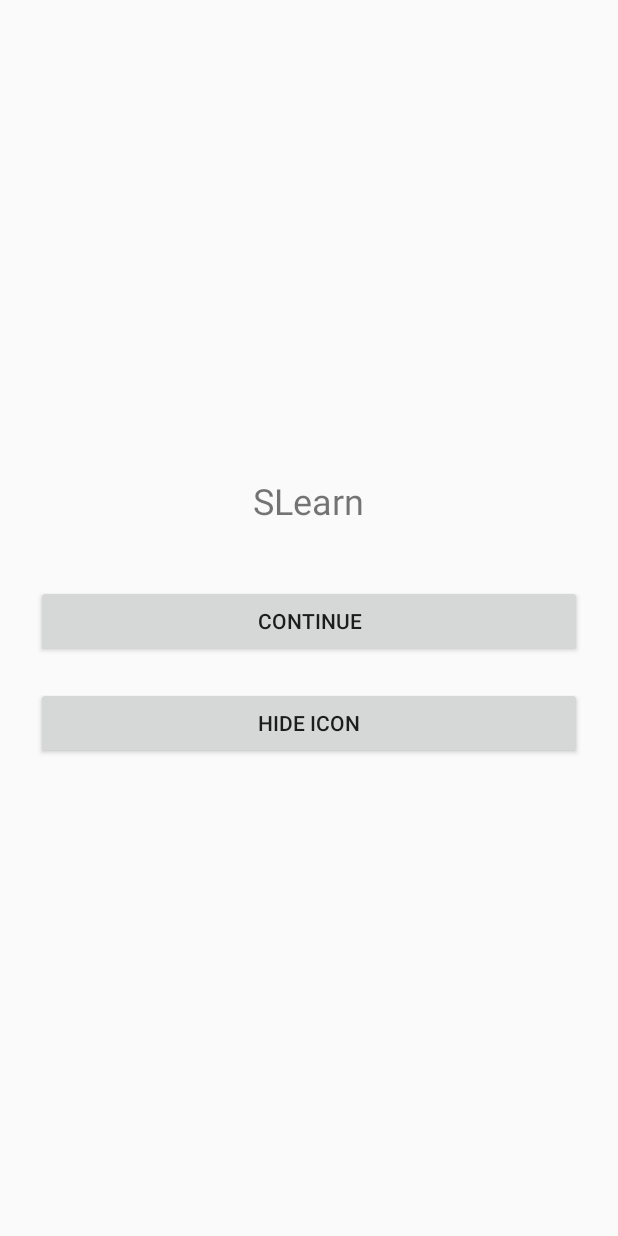
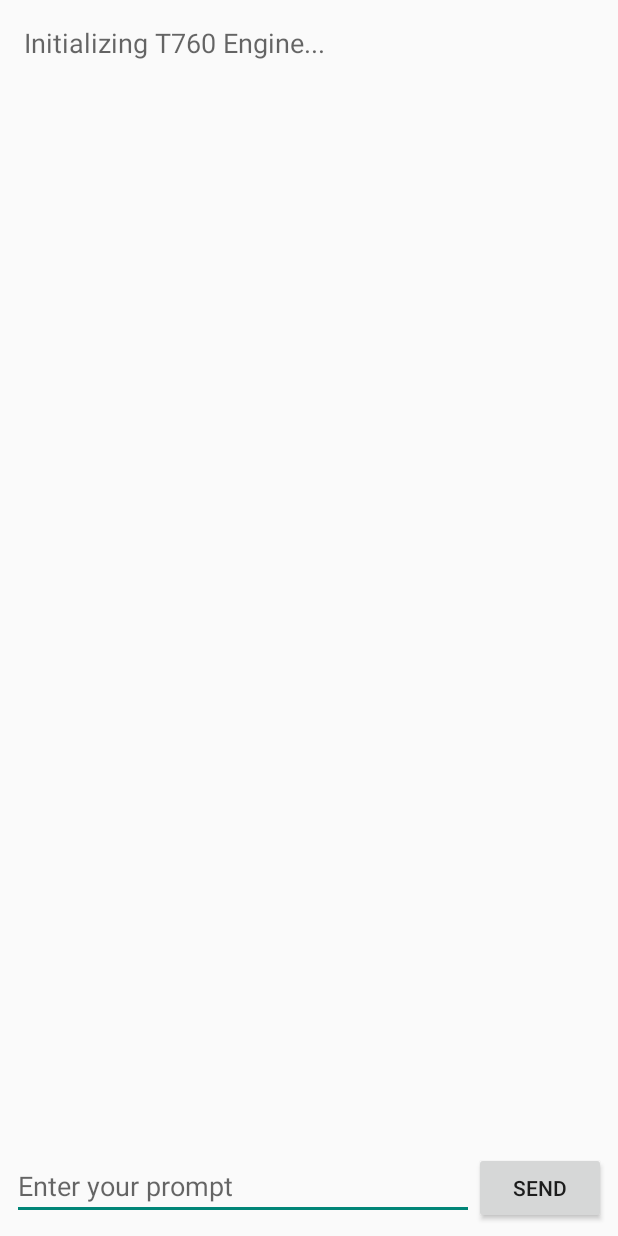
Before and after one commit to Jasim9085/SLearn, an Android app: the screen it shows after launch (MainActivity), on a phone screen of 412 x 824 dp. Run offline under Robolectric (Android 15) with nearby library versions, the phone set to English and light mode, and no system bars; 5 statements that could not run were skipped.

Commit message:
Update activity_main.xml

```diff
--- a/app/src/main/res/layout/activity_main.xml
+++ b/app/src/main/res/layout/activity_main.xml
@@ -1,29 +1,59 @@
 <?xml version="1.0" encoding="utf-8"?>
-<LinearLayout xmlns:android="http://schemas.android.com/apk/res/android"
+<androidx.constraintlayout.widget.ConstraintLayout xmlns:android="http://schemas.android.com/apk/res/android"
+    xmlns:app="http://schemas.android.com/apk/res-auto"
+    xmlns:tools="http://schemas.android.com/tools"
     android:layout_width="match_parent"
     android:layout_height="match_parent"
-    android:gravity="center"
-    android:orientation="vertical"
-    android:padding="24dp">
+    tools:context=".MainActivity">
 
-    <TextView
-        android:id="@+id/textTitle"
-        android:layout_width="wrap_content"
+    <ScrollView
+        android:id="@+id/scrollView"
+        android:layout_width="0dp"
+        android:layout_height="0dp"
+        android:layout_marginStart="8dp"
+        android:layout_marginTop="8dp"
+        android:layout_marginEnd="8dp"
+        android:layout_marginBottom="8dp"
+        app:layout_constraintBottom_toTopOf="@+id/inputLayout"
+        app:layout_constraintEnd_toEndOf="parent"
+        app:layout_constraintStart_toStartOf="parent"
+        app:layout_constraintTop_toTopOf="parent">
+
+        <TextView
+            android:id="@+id/logTextView"
+            android:layout_width="match_parent"
+            android:layout_height="wrap_content"
+            android:text="Initializing T760 Engine..."
+            android:textAppearance="@style/TextAppearance.AppCompat.Medium"
+            android:padding="8dp" />
+    </ScrollView>
+
+    <LinearLayout
+        android:id="@+id/inputLayout"
+        android:layout_width="0dp"
         android:layout_height="wrap_content"
-        android:text="SLearn"
-        android:textSize="24sp"
-        android:layout_marginBottom="40dp" />
+        android:orientation="horizontal"
+        android:layout_marginStart="8dp"
+        android:layout_marginEnd="8dp"
+        android:layout_marginBottom="8dp"
+        app:layout_constraintBottom_toBottomOf="parent"
+        app:layout_constraintEnd_toEndOf="parent"
+        app:layout_constraintStart_toStartOf="parent">
 
-    <Button
-        android:id="@+id/btnContinue"
-        android:layout_width="match_parent"
-        android:layout_height="wrap_content"
-        android:text="Continue"
-        android:layout_marginBottom="20dp" />
+        <EditText
+            android:id="@+id/promptEditText"
+            android:layout_width="0dp"
+            android:layout_height="wrap_content"
+            android:layout_weight="1"
+            android:hint="Enter your prompt"
+            android:inputType="text" />
 
-    <Button
-        android:id="@+id/btnHide"
-        android:layout_width="match_parent"
-        android:layout_height="wrap_content"
-        android:text="Hide Icon" />
-</LinearLayout>
+        <Button
+            android:id="@+id/sendButton"
+            android:layout_width="wrap_content"
+            android:layout_height="wrap_content"
+            android:text="Send" />
+
+    </LinearLayout>
+
+</androidx.constraintlayout.widget.ConstraintLayout>
```
